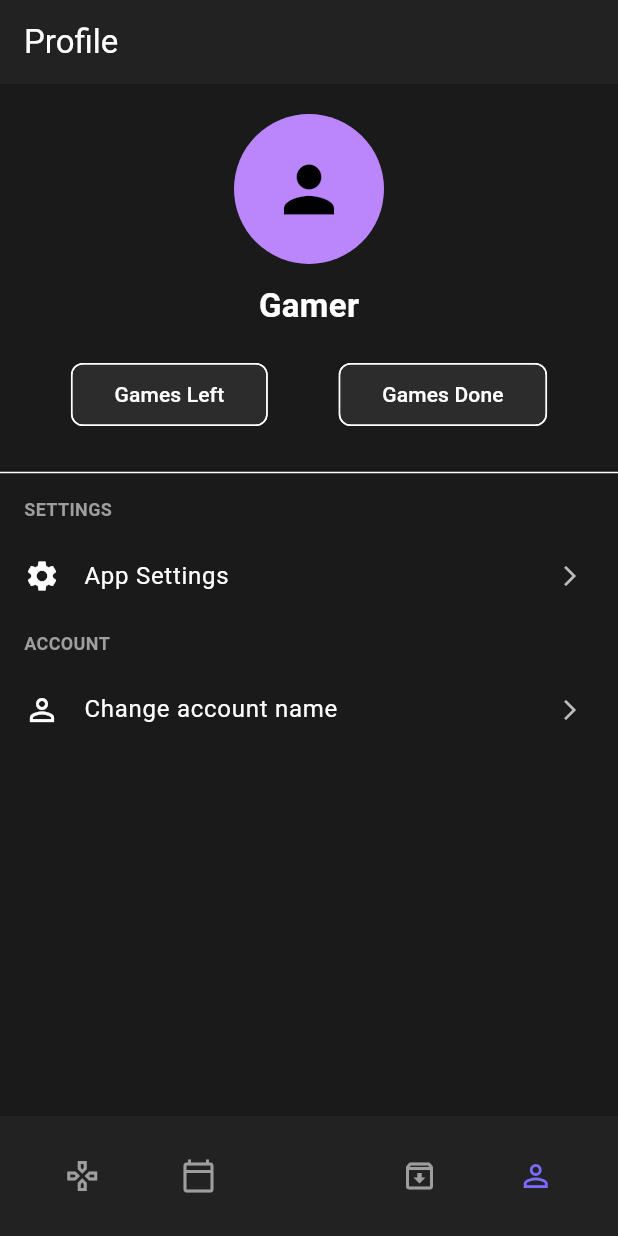
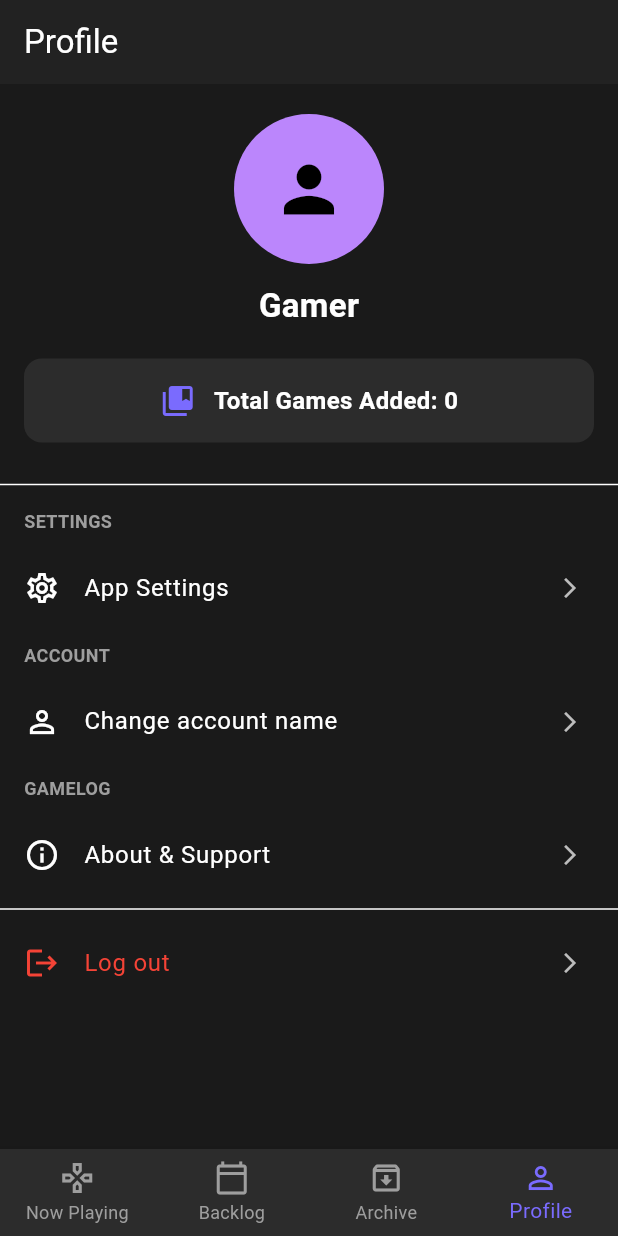
Before and after one commit to Morningknight/gamelog, a Flutter app: the screen it shows after launch, item 4 of the bottom bar chosen, on a phone screen of 412 x 824 dp. Run offline on Flutter 3.47's test engine with Material 3 defaults, Android fonts, the phone set to English and light mode, and no system bars; our stand-ins replace flutter_riverpod, hive, hive_flutter; accounts and stored records are empty.

Commit message:
Feat: Implement new app workflow with Now Playing, Backlog, and Archive sections

```diff
--- a/lib/screens/main_screen.dart
+++ b/lib/screens/main_screen.dart
@@ -1,22 +1,70 @@
 import 'package:flutter/material.dart';
 import 'package:flutter_riverpod/flutter_riverpod.dart';
+import 'package:gamelog/models/game.dart';
 import 'package:gamelog/screens/add_edit_game_screen.dart';
-import 'package:gamelog/screens/archive_screen.dart'; // <-- ADD THIS IMPORT
-import 'package:gamelog/screens/backlog_screen.dart'; // <-- ADD THIS IMPORT
+import 'package:gamelog/screens/archive_screen.dart';
+import 'package:gamelog/screens/backlog_screen.dart';
 import 'package:gamelog/screens/home_screen.dart';
 import 'package:gamelog/screens/profile_screen.dart';
 
-// The mainScreenIndexProvider remains the same
+// Default to index 0 (Now Playing).
 final mainScreenIndexProvider = StateProvider<int>((ref) => 0);
 
 class MainScreen extends ConsumerWidget {
   const MainScreen({super.key});
 
+  // Logic to show the FAB menu
+  void _showAddGameMenu(BuildContext context) {
+    showModalBottomSheet(
+      context: context,
+      builder: (ctx) {
+        return Container(
+          padding: const EdgeInsets.symmetric(vertical: 16),
+          child: Column(
+            mainAxisSize: MainAxisSize.min,
+            children: [
+              ListTile(
+                leading: const Icon(Icons.playlist_add),
+                title: const Text('Add to Backlog'),
+                onTap: () {
+                  Navigator.pop(ctx); // Close the sheet
+                  Navigator.of(context).push(MaterialPageRoute(
+                    builder: (_) => const AddEditGameScreen(defaultStatus: GameStatus.backlog),
+                  ));
+                },
+              ),
+              ListTile(
+                leading: const Icon(Icons.play_circle_outline),
+                title: const Text('Add to Now Playing'),
+                onTap: () {
+                  Navigator.pop(ctx);
+                  Navigator.of(context).push(MaterialPageRoute(
+                    builder: (_) => const AddEditGameScreen(defaultStatus: GameStatus.nowPlaying),
+                  ));
+                },
+              ),
+              ListTile(
+                leading: const Icon(Icons.archive_outlined),
+                title: const Text('Add to Archive'),
+                subtitle: const Text('For a game you already beat'),
+                onTap: () {
+                  Navigator.pop(ctx);
+                  Navigator.of(context).push(MaterialPageRoute(
+                    builder: (_) => const AddEditGameScreen(defaultStatus: GameStatus.beaten),
+                  ));
+                },
+              ),
+            ],
+          ),
+        );
+      },
+    );
+  }
+
   @override
   Widget build(BuildContext context, WidgetRef ref) {
     final selectedIndex = ref.watch(mainScreenIndexProvider);
 
-    // --- REPLACE PLACEHOLDERS WITH REAL SCREENS ---
     final List<Widget> screens = [
       const HomeScreen(),      // Index 0: Now Playing
       const BacklogScreen(),   // Index 1: Backlog
@@ -24,57 +72,32 @@ class MainScreen extends ConsumerWidget {
       const ProfileScreen(),     // Index 3: Profile
     ];
 
-    // Determine which FAB to show based on the current screen
-    Widget? floatingActionButton;
-    if (selectedIndex == 0 || selectedIndex == 1) { // Show on Now Playing & Backlog
-      floatingActionButton = FloatingActionButton(
-        onPressed: () {
-          // The FAB should add a game to the correct list.
-          // For now, it opens a generic add screen. This can be refined later.
-          Navigator.of(context).push(
-            MaterialPageRoute(
-              builder: (ctx) => const AddEditGameScreen(),
-            ),
-          );
-        },
-        child: const Icon(Icons.add),
-      );
-    }
+    // Show the FAB on all screens except the Profile screen
+    final fabVisible = selectedIndex < 3;
 
     return Scaffold(
       body: screens[selectedIndex],
 
-      floatingActionButton: floatingActionButton,
-      floatingActionButtonLocation: FloatingActionButtonLocation.centerDocked,
+      floatingActionButton: fabVisible ? FloatingActionButton(
+        onPressed: () => _showAddGameMenu(context),
+        child: const Icon(Icons.add),
+      ) : null,
 
-      bottomNavigationBar: BottomAppBar(
-        shape: const CircularNotchedRectangle(),
-        notchMargin: 8.0,
-        child: Row(
-          mainAxisAlignment: MainAxisAlignment.spaceAround,
-          children: <Widget>[
-            _buildNavItem(context, ref, icon: Icons.gamepad_outlined, index: 0, label: 'Now Playing'),
-            _buildNavItem(context, ref, icon: Icons.calendar_today_outlined, index: 1, label: 'Backlog'),
-            const SizedBox(width: 40), // The space for the FAB
-            _buildNavItem(context, ref, icon: Icons.archive_outlined, index: 2, label: 'Archive'),
-            _buildNavItem(context, ref, icon: Icons.person_outline, index: 3, label: 'Profile'),
-          ],
-        ),
-      ),
-    );
-  }
-
-  Widget _buildNavItem(BuildContext context, WidgetRef ref, {required IconData icon, required int index, required String label}) {
-    final isSelected = ref.watch(mainScreenIndexProvider) == index;
-    final color = isSelected ? Theme.of(context).colorScheme.primary : Colors.grey;
-
-    return Tooltip(
-      message: label,
-      child: IconButton(
-        icon: Icon(icon, color: color),
-        onPressed: () {
+      bottomNavigationBar: BottomNavigationBar(
+        currentIndex: selectedIndex,
+        onTap: (index) {
           ref.read(mainScreenIndexProvider.notifier).state = index;
         },
+        type: BottomNavigationBarType.fixed,
+        // Use theme colors for a more integrated look
+        selectedItemColor: Theme.of(context).colorScheme.primary,
+        unselectedItemColor: Colors.grey,
+        items: const [
+          BottomNavigationBarItem(icon: Icon(Icons.gamepad_outlined), label: 'Now Playing'),
+          BottomNavigationBarItem(icon: Icon(Icons.calendar_today_outlined), label: 'Backlog'),
+          BottomNavigationBarItem(icon: Icon(Icons.archive_outlined), label: 'Archive'),
+          BottomNavigationBarItem(icon: Icon(Icons.person_outline), label: 'Profile'),
+        ],
       ),
     );
   }
--- a/lib/screens/profile_screen.dart
+++ b/lib/screens/profile_screen.dart
@@ -1,6 +1,8 @@
 import 'package:flutter/material.dart';
 import 'package:flutter_riverpod/flutter_riverpod.dart';
+import 'package:gamelog/providers/game_provider.dart';
 import 'package:gamelog/providers/user_settings_provider.dart';
+import 'package:gamelog/screens/about_screen.dart';
 import 'package:gamelog/screens/app_settings_screen.dart';
 import 'package:gamelog/widgets/profile_menu_widgets.dart';
 
@@ -21,10 +23,7 @@ class ProfileScreen extends ConsumerWidget {
           decoration: const InputDecoration(labelText: 'New Name'),
         ),
         actions: [
-          TextButton(
-            child: const Text('Cancel'),
-            onPressed: () => Navigator.of(ctx).pop(),
-          ),
+          TextButton(child: const Text('Cancel'), onPressed: () => Navigator.of(ctx).pop()),
           ElevatedButton(
             child: const Text('Save'),
             onPressed: () {
@@ -44,6 +43,8 @@ class ProfileScreen extends ConsumerWidget {
   @override
   Widget build(BuildContext context, WidgetRef ref) {
     final userName = ref.watch(userNameProvider);
+    final allGames = ref.watch(gameListProvider);
+    final totalGames = allGames.length;
 
     return Scaffold(
       appBar: AppBar(
@@ -52,37 +53,29 @@ class ProfileScreen extends ConsumerWidget {
       body: ListView(
         children: [
           const SizedBox(height: 20),
-          const CircleAvatar(
-            radius: 50,
-            child: Icon(Icons.person, size: 50),
-          ),
+          const CircleAvatar(radius: 50, child: Icon(Icons.person, size: 50)),
           const SizedBox(height: 12),
           Center(
             child: Text(
-              userName, // Reads the name from the provider
+              userName,
               style: const TextStyle(fontSize: 22, fontWeight: FontWeight.bold),
             ),
           ),
           const SizedBox(height: 20),
-          // We can make these stats dynamic in a future step
-          Row(
-            mainAxisAlignment: MainAxisAlignment.spaceEvenly,
-            children: [
-              _buildStatChip('Games Left', context),
-              _buildStatChip('Games Done', context),
-            ],
-          ),
+
+          // --- NEW "TOTAL GAMES" BAR ---
+          _buildTotalGamesStat(totalGames, context),
+          // --- END OF NEW BAR ---
+
           const SizedBox(height: 20),
           const Divider(),
           const SectionTitle(title: 'Settings'),
           ProfileMenuItem(
-            icon: Icons.settings,
+            icon: Icons.settings_outlined,
             title: 'App Settings',
             onTap: () {
               Navigator.of(context).push(
-                MaterialPageRoute(
-                  builder: (ctx) => const AppSettingsScreen(),
-                ),
+                MaterialPageRoute(builder: (ctx) => const AppSettingsScreen()),
               );
             },
           ),
@@ -90,21 +83,63 @@ class ProfileScreen extends ConsumerWidget {
           ProfileMenuItem(
             icon: Icons.person_outline,
             title: 'Change account name',
+            onTap: () => _showChangeNameDialog(context, ref),
+          ),
+          const SectionTitle(title: 'GameLog'),
+
+          // --- CONDENSED MENU ITEM ---
+          ProfileMenuItem(
+            icon: Icons.info_outline,
+            title: 'About & Support',
             onTap: () {
-              _showChangeNameDialog(context, ref); // Calls the dialog
+              Navigator.of(context).push(
+                MaterialPageRoute(builder: (ctx) => const AboutScreen()),
+              );
             },
           ),
-          // ... other menu items ...
+          // --- END OF CONDENSED ITEM ---
+
+          const Divider(),
+          ProfileMenuItem(
+            icon: Icons.logout,
+            title: 'Log out',
+            textColor: Colors.red,
+            onTap: () {
+              showDialog(
+                context: context,
+                builder: (ctx) => AlertDialog(
+                  title: const Text('Log Out'),
+                  content: const Text('This is a placeholder for the logout feature.'),
+                  actions: [TextButton(child: const Text('OK'), onPressed: () => Navigator.of(ctx).pop())],
+                ),
+              );
+            },
+          ),
         ],
       ),
     );
   }
 
-  Widget _buildStatChip(String label, BuildContext context) {
-    return Chip(
-      label: Text(label),
-      backgroundColor: Theme.of(context).colorScheme.surface,
-      padding: const EdgeInsets.symmetric(horizontal: 20, vertical: 10),
+  // Helper widget for the new "Total Games" bar
+  Widget _buildTotalGamesStat(int count, BuildContext context) {
+    return Container(
+      margin: const EdgeInsets.symmetric(horizontal: 16),
+      padding: const EdgeInsets.all(16),
+      decoration: BoxDecoration(
+        color: Theme.of(context).colorScheme.surface,
+        borderRadius: BorderRadius.circular(12),
+      ),
+      child: Row(
+        mainAxisAlignment: MainAxisAlignment.center,
+        children: [
+          Icon(Icons.collections_bookmark, color: Theme.of(context).colorScheme.primary),
+          const SizedBox(width: 12),
+          Text(
+            'Total Games Added: $count',
+            style: const TextStyle(fontSize: 16, fontWeight: FontWeight.bold),
+          ),
+        ],
+      ),
     );
   }
 }
```
Also changed, not shown: lib/models/tag_data.dart (added, +40 -0 lines), lib/providers/game_provider.dart (+24 -29 lines), lib/screens/add_edit_game_screen.dart (+86 -60 lines), lib/screens/backlog_screen.dart (+8 -8 lines), lib/screens/home_screen.dart (+1 -14 lines), lib/widgets/tag_selector.dart (added, +54 -0 lines).
